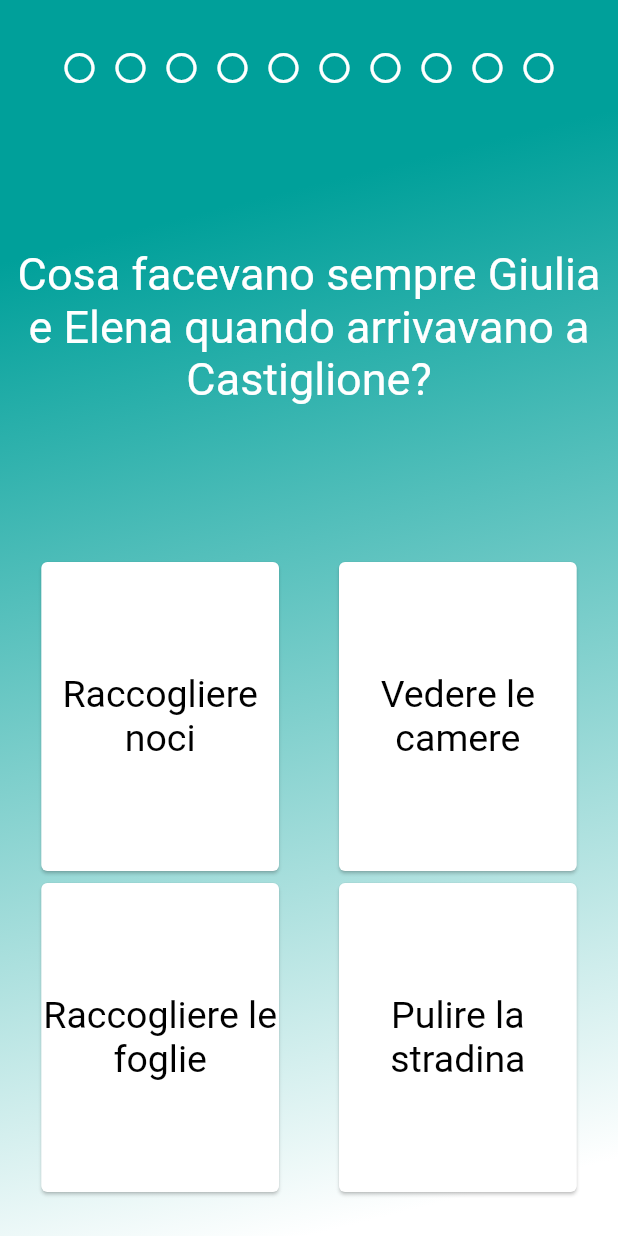
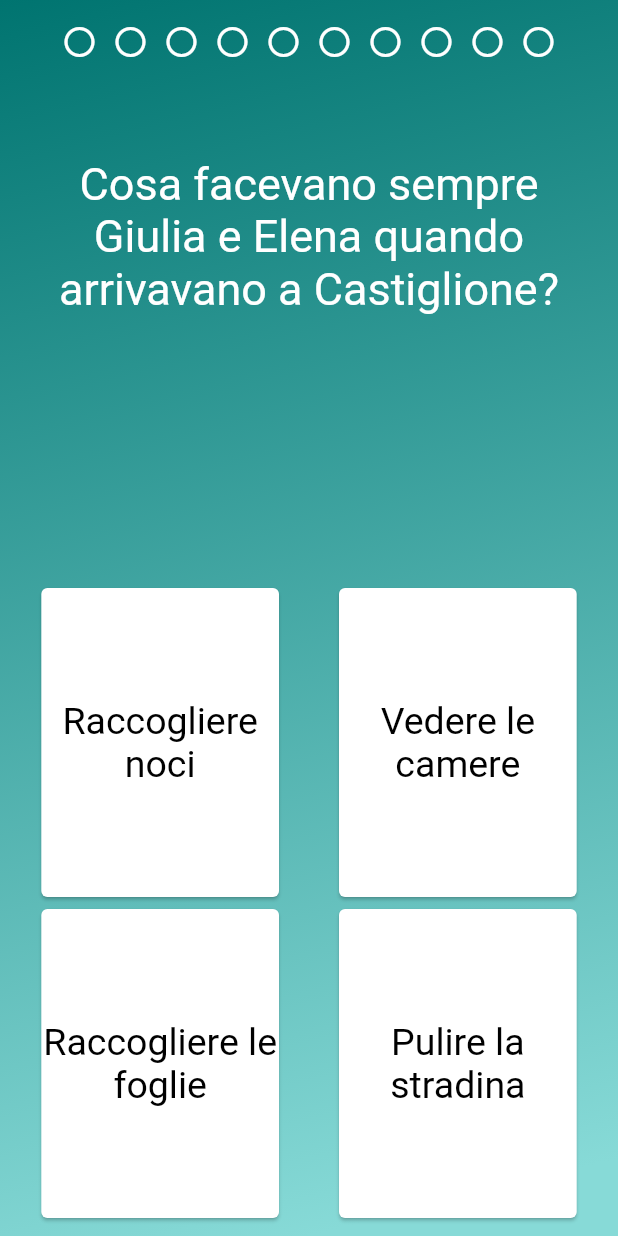
Before and after one commit to lo-bertolino/QuizApp, a Flutter app: the Quiz screen opened directly, on a phone screen of 412 x 824 dp. Run offline on Flutter 3.47's test engine with Material 2 defaults, Android fonts, the phone set to English and light mode, and no system bars.

Commit message:
Modificata la UI in Quiz, ora non c'è più overflow neanche in landscape

```diff
--- a/lib/CompletionDots.dart
+++ b/lib/CompletionDots.dart
@@ -17,9 +17,7 @@ class CompletionDots extends StatelessWidget {
 
   @override
   Widget build(BuildContext context) {
-    return Padding(
-      padding: EdgeInsets.all(8.0),
-      child: Row(
+    return Row(
       mainAxisAlignment: MainAxisAlignment.center,
       children: List.generate(
         10,
@@ -31,7 +29,6 @@ class CompletionDots extends StatelessWidget {
               padding: EdgeInsets.symmetric(horizontal: 5),
             ),
       ),
-      ),
     );
   }
 }
--- a/lib/QuestionText.dart
+++ b/lib/QuestionText.dart
@@ -23,7 +23,7 @@ class QuestionText extends StatelessWidget {
           ),
         ),
       ),
-      height: MediaQuery.of(context).size.height / 2.7,
+      height: MediaQuery.of(context).size.height / 3.5,
       padding: EdgeInsets.symmetric(horizontal: 4),
     );
   }
--- a/lib/QuizScaffold.dart
+++ b/lib/QuizScaffold.dart
@@ -21,10 +21,10 @@ class QuizScaffold extends StatelessWidget {
             gradient: LinearGradient(
               begin: Alignment.topLeft,
               end: Alignment.bottomCenter,
-              stops: [0.2, 1],
+              stops: [0, 1],
               colors: [
-                Color(0xFF00a09a),
-                Color(0xFFffffff),
+                Color(0xFF007470),
+                Color(0xFF87DAD7),
               ],
             ),
           ),
--- a/lib/quiz.dart
+++ b/lib/quiz.dart
@@ -26,13 +26,26 @@ class QuizState extends State<Quiz> {
   @override
   Widget build(BuildContext context) {
     return QuizScaffold(
+      child: Stack(
+        fit: StackFit.loose,
+        children: <Widget>[
+          Positioned(
+            top: 16,
+            left: 8,
+            right: 8,
             child: Column(
-        crossAxisAlignment: CrossAxisAlignment.center,
-        mainAxisAlignment: MainAxisAlignment.center,
               children: <Widget>[
                 CompletionDots(counter: counter),
                 QuestionText(question: question),
-          Wrap(
+              ],
+            ),
+          ),
+          Positioned(
+            bottom: 8,
+            left: 0,
+            right: 0,
+            child: Center(
+              child: Wrap(
                 children: [
                   CustomCard(
                     key: buttonKeys[0],
@@ -55,6 +68,8 @@ class QuizState extends State<Quiz> {
                     checkCorrect: _checkCorrect,
                   ),
                 ],
+              ),
+            ),
           ),
         ],
       ),
```
Lines whose indentation alone changed are shown as unchanged.
